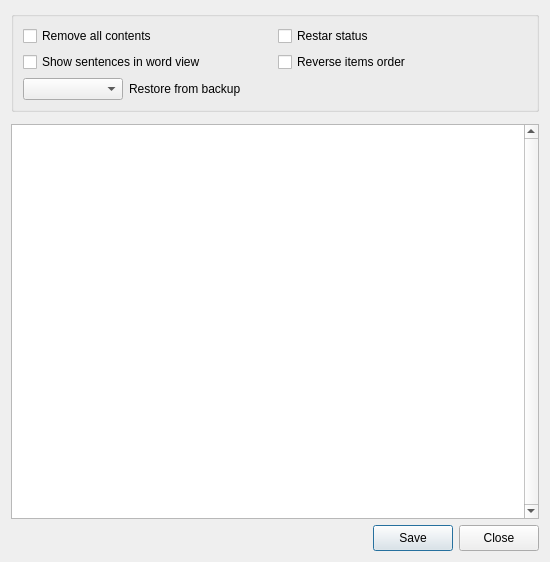
Above: Ui/dlg_edittpc.ui from robinpalat/idiomindQt before the change. Below: the same form after it.
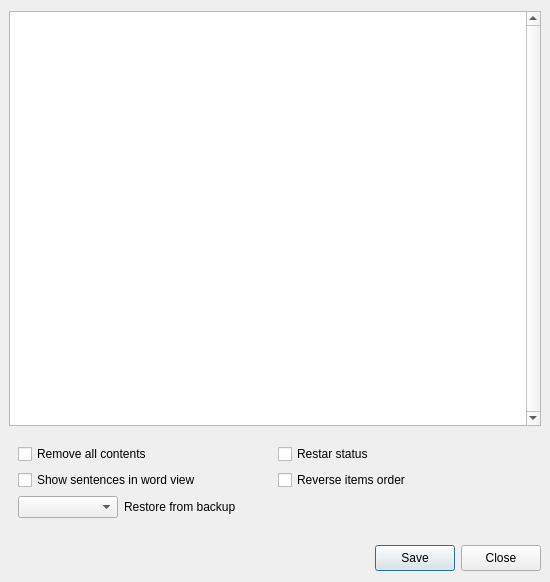
That is the form after the change. Icons and pictures are not drawn.

Patch:
```diff
--- a/Ui/dlg_edittpc.ui
+++ b/Ui/dlg_edittpc.ui
@@ -7,7 +7,7 @@
     <x>0</x>
     <y>0</y>
     <width>550</width>
-    <height>562</height>
+    <height>582</height>
    </rect>
   </property>
   <property name="minimumSize">
@@ -30,80 +30,12 @@
     <normaloff>:/images/idiomind.png</normaloff>:/images/idiomind.png</iconset>
   </property>
   <layout class="QGridLayout" name="gridLayout_2">
-   <item row="0" column="0">
-    <widget class="QGroupBox" name="groupBox">
-     <property name="font">
-      <font>
-       <pointsize>9</pointsize>
-      </font>
-     </property>
-     <property name="title">
-      <string/>
-     </property>
-     <layout class="QGridLayout" name="gridLayout">
-      <item row="0" column="0">
-       <layout class="QVBoxLayout" name="verticalLayout_4">
-        <item>
-         <layout class="QGridLayout" name="gridLayout_4">
-          <item row="0" column="0">
-           <widget class="QCheckBox" name="checkBox_removall">
-            <property name="text">
-             <string>Remove all contents</string>
-            </property>
-           </widget>
-          </item>
-          <item row="0" column="1">
-           <widget class="QCheckBox" name="checkBox_restart">
-            <property name="text">
-             <string>Restar status</string>
-            </property>
-           </widget>
-          </item>
-          <item row="1" column="0">
-           <widget class="QCheckBox" name="checkBox_wordview">
-            <property name="text">
-             <string>Show sentences in word view</string>
-            </property>
-           </widget>
-          </item>
-          <item row="1" column="1">
-           <widget class="QCheckBox" name="checkBox_reverse">
-            <property name="text">
-             <string>Reverse items order</string>
-            </property>
-           </widget>
-          </item>
-         </layout>
-        </item>
-        <item>
-         <layout class="QHBoxLayout" name="horizontalLayout_2">
-          <item>
-           <widget class="QComboBox" name="comboBox_backups">
-            <property name="maximumSize">
-             <size>
-              <width>100</width>
-              <height>16777215</height>
-             </size>
-            </property>
-           </widget>
-          </item>
-          <item>
-           <widget class="QLabel" name="label">
-            <property name="text">
-             <string>Restore from backup</string>
-            </property>
-            <property name="alignment">
-             <set>Qt::AlignLeading|Qt::AlignLeft|Qt::AlignVCenter</set>
-            </property>
-           </widget>
-          </item>
-         </layout>
-        </item>
-       </layout>
-      </item>
-     </layout>
-    </widget>
-   </item>
+   <property name="leftMargin">
+    <number>9</number>
+   </property>
+   <property name="rightMargin">
+    <number>9</number>
+   </property>
    <item row="4" column="0">
     <layout class="QHBoxLayout" name="horizontalLayout">
      <item>
@@ -213,24 +145,114 @@
        </attribute>
       </widget>
      </item>
+     <item>
+      <spacer name="verticalSpacer_2">
+       <property name="orientation">
+        <enum>Qt::Vertical</enum>
+       </property>
+       <property name="sizeType">
+        <enum>QSizePolicy::Fixed</enum>
+       </property>
+       <property name="sizeHint" stdset="0">
+        <size>
+         <width>20</width>
+         <height>12</height>
+        </size>
+       </property>
+      </spacer>
+     </item>
+     <item>
+      <widget class="QWidget" name="widget" native="true">
+       <property name="font">
+        <font>
+         <pointsize>9</pointsize>
+        </font>
+       </property>
+       <layout class="QGridLayout" name="gridLayout">
+        <property name="topMargin">
+         <number>0</number>
+        </property>
+        <item row="0" column="0">
+         <layout class="QVBoxLayout" name="verticalLayout_4">
+          <item>
+           <layout class="QGridLayout" name="gridLayout_4">
+            <item row="0" column="0">
+             <widget class="QCheckBox" name="checkBox_removall">
+              <property name="text">
+               <string>Remove all contents</string>
+              </property>
+             </widget>
+            </item>
+            <item row="0" column="1">
+             <widget class="QCheckBox" name="checkBox_restart">
+              <property name="text">
+               <string>Restar status</string>
+              </property>
+             </widget>
+            </item>
+            <item row="1" column="0">
+             <widget class="QCheckBox" name="checkBox_wordview">
+              <property name="text">
+               <string>Show sentences in word view</string>
+              </property>
+             </widget>
+            </item>
+            <item row="1" column="1">
+             <widget class="QCheckBox" name="checkBox_reverse">
+              <property name="text">
+               <string>Reverse items order</string>
+              </property>
+             </widget>
+            </item>
+           </layout>
+          </item>
+          <item>
+           <layout class="QHBoxLayout" name="horizontalLayout_2">
+            <item>
+             <widget class="QComboBox" name="comboBox_backups">
+              <property name="maximumSize">
+               <size>
+                <width>100</width>
+                <height>16777215</height>
+               </size>
+              </property>
+             </widget>
+            </item>
+            <item>
+             <widget class="QLabel" name="label">
+              <property name="text">
+               <string>Restore from backup</string>
+              </property>
+              <property name="alignment">
+               <set>Qt::AlignLeading|Qt::AlignLeft|Qt::AlignVCenter</set>
+              </property>
+             </widget>
+            </item>
+           </layout>
+          </item>
+         </layout>
+        </item>
+        <item row="1" column="0">
+         <spacer name="verticalSpacer">
+          <property name="orientation">
+           <enum>Qt::Vertical</enum>
+          </property>
+          <property name="sizeType">
+           <enum>QSizePolicy::Fixed</enum>
+          </property>
+          <property name="sizeHint" stdset="0">
+           <size>
+            <width>20</width>
+            <height>12</height>
+           </size>
+          </property>
+         </spacer>
+        </item>
+       </layout>
+      </widget>
+     </item>
     </layout>
    </item>
-   <item row="1" column="0">
-    <spacer name="verticalSpacer">
-     <property name="orientation">
-      <enum>Qt::Vertical</enum>
-     </property>
-     <property name="sizeType">
-      <enum>QSizePolicy::Fixed</enum>
-     </property>
-     <property name="sizeHint" stdset="0">
-      <size>
-       <width>20</width>
-       <height>6</height>
-      </size>
-     </property>
-    </spacer>
-   </item>
   </layout>
  </widget>
  <resources>
```
Left out of the diff: 6 changed lines with no effect on the pictures.
